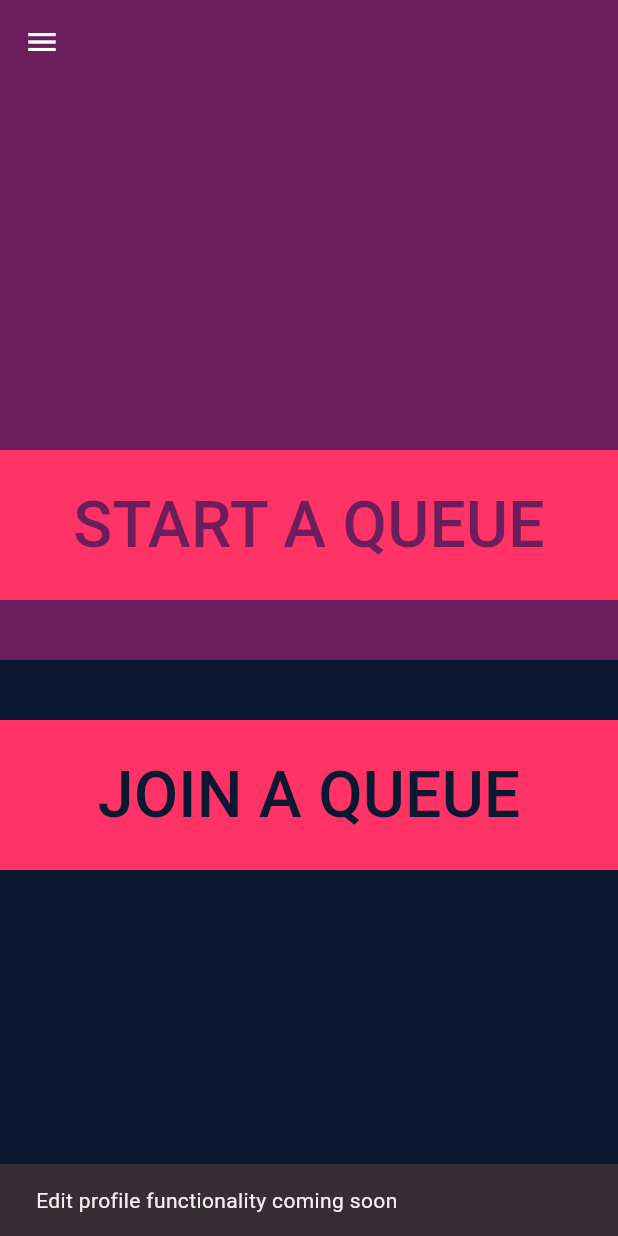
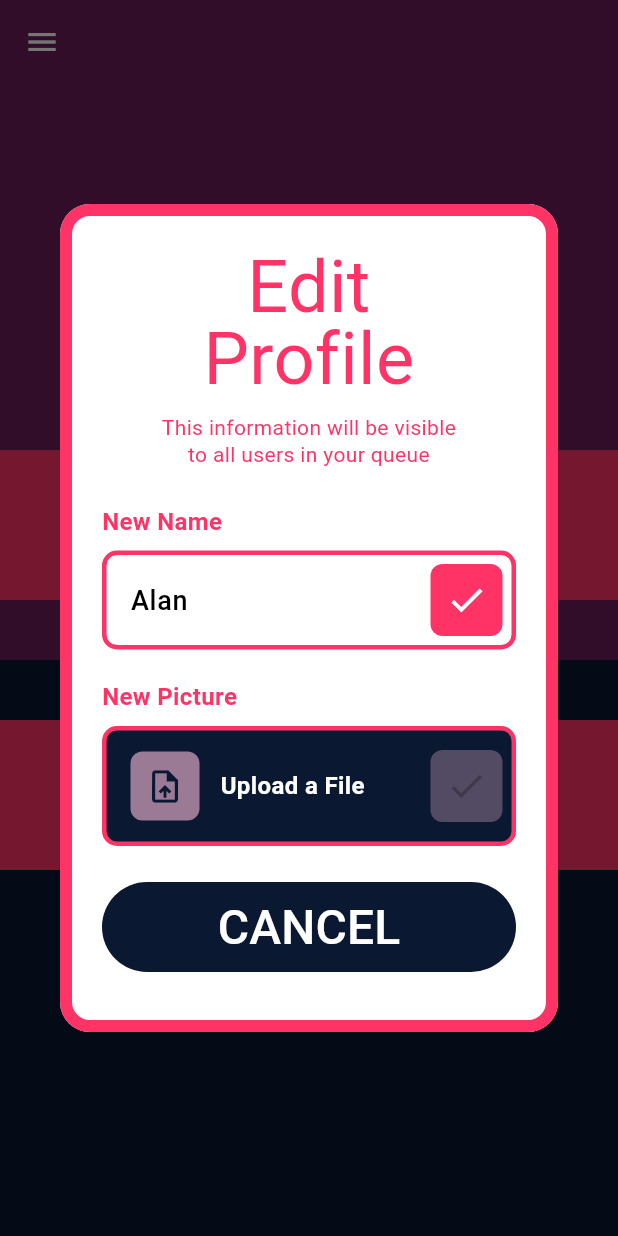
Before and after one commit to SofiaMOsorno/ProyectoFinalMoviles, a Flutter app: the screen it shows after launch, in the side drawer, after a tap on "Editar mis datos", on a phone screen of 412 x 824 dp. Run offline on Flutter 3.47's test engine with Material 3 defaults, Android fonts, the phone set to English and light mode, and no system bars; our stand-ins replace google_fonts; Roboto replaces fonts that are missing (Arial).

Commit message:
Add edit profile modal
Added the modal to edit one's self profile information

```diff
--- a/proyecto_final/lib/shared/widgets/app_drawer.dart
+++ b/proyecto_final/lib/shared/widgets/app_drawer.dart
@@ -2,6 +2,7 @@ import 'package:flutter/material.dart';
 import 'package:google_fonts/google_fonts.dart';
 import 'package:provider/provider.dart';
 import 'package:proyecto_final/core/theme/theme_provider.dart';
+import 'package:proyecto_final/shared/widgets/edit_profile_modal.dart';
 
 class AppDrawer extends StatelessWidget {
   const AppDrawer({super.key});
@@ -57,10 +58,11 @@ class AppDrawer extends StatelessWidget {
           ElevatedButton.icon(
             onPressed: () {
               Navigator.pop(context);
-              ScaffoldMessenger.of(context).showSnackBar(
-                const SnackBar(
-                  content: Text('Edit profile functionality coming soon'),
-                ),
+              showDialog(
+                context: context,
+                builder: (BuildContext context) {
+                  return const EditProfileModal();
+                },
               );
             },
             icon: Icon(
--- /dev/null
+++ b/proyecto_final/lib/shared/widgets/edit_profile_modal.dart
@@ -0,0 +1,273 @@
+import 'package:flutter/material.dart';
+import 'package:google_fonts/google_fonts.dart';
+import 'package:provider/provider.dart';
+import 'package:proyecto_final/core/theme/theme_provider.dart';
+
+class EditProfileModal extends StatefulWidget {
+  const EditProfileModal({super.key});
+
+  @override
+  State<EditProfileModal> createState() => _EditProfileModalState();
+}
+
+class _EditProfileModalState extends State<EditProfileModal> {
+  final TextEditingController _nameController = TextEditingController(text: 'Alan');
+  bool _hasUploadedImage = false;
+
+  @override
+  void dispose() {
+    _nameController.dispose();
+    super.dispose();
+  }
+
+  @override
+  Widget build(BuildContext context) {
+    return Consumer<ThemeProvider>(
+      builder: (context, themeProvider, child) {
+        return Dialog(
+          backgroundColor: themeProvider.textField,
+          shape: RoundedRectangleBorder(
+            borderRadius: BorderRadius.circular(20),
+          ),
+          child: Container(
+            padding: const EdgeInsets.symmetric(vertical: 24, horizontal: 20),
+            decoration: BoxDecoration(
+              borderRadius: BorderRadius.circular(20),
+              border: Border.all(
+                color: themeProvider.secondaryColor,
+                width: 8,
+              ),
+            ),
+            child: SingleChildScrollView(
+              child: Column(
+                mainAxisSize: MainAxisSize.min,
+                children: [
+                  Text(
+                    'Edit\nProfile',
+                    textAlign: TextAlign.center,
+                    style: GoogleFonts.ericaOne(
+                      color: themeProvider.secondaryColor,
+                      fontSize: 48,
+                      height: 1.0,
+                    ),
+                  ),
+                  const SizedBox(height: 12),
+                  Text(
+                    'This information will be visible\nto all users in your queue',
+                    textAlign: TextAlign.center,
+                    style: GoogleFonts.lexendDeca(
+                      color: themeProvider.secondaryColor,
+                      fontSize: 14,
+                      height: 1.3,
+                    ),
+                  ),
+                  const SizedBox(height: 24),
+                  _buildNameField(themeProvider),
+                  const SizedBox(height: 20),
+                  _buildPictureUpload(themeProvider),
+                  const SizedBox(height: 24),
+                  _buildCancelButton(context, themeProvider),
+                  const SizedBox(height: 8),
+                ],
+              ),
+            ),
+          ),
+        );
+      },
+    );
+  }
+
+  Widget _buildNameField(ThemeProvider themeProvider) {
+    return Column(
+      crossAxisAlignment: CrossAxisAlignment.start,
+      children: [
+        Text(
+          'New Name',
+          style: GoogleFonts.lexendDeca(
+            color: themeProvider.secondaryColor,
+            fontSize: 16,
+            fontWeight: FontWeight.w600,
+          ),
+        ),
+        const SizedBox(height: 8),
+        Container(
+          decoration: BoxDecoration(
+            color: themeProvider.textPrimary,
+            borderRadius: BorderRadius.circular(10),
+            border: Border.all(
+              color: themeProvider.secondaryColor,
+              width: 3,
+            ),
+          ),
+          child: Row(
+            children: [
+              Expanded(
+                child: TextField(
+                  controller: _nameController,
+                  style: GoogleFonts.lexendDeca(
+                    color: Colors.black,
+                    fontSize: 18,
+                    fontWeight: FontWeight.w500,
+                  ),
+                  decoration: const InputDecoration(
+                    contentPadding: EdgeInsets.symmetric(
+                      horizontal: 16,
+                      vertical: 14,
+                    ),
+                    border: InputBorder.none,
+                  ),
+                ),
+              ),
+              Container(
+                margin: const EdgeInsets.all(6),
+                decoration: BoxDecoration(
+                  color: themeProvider.secondaryColor,
+                  borderRadius: BorderRadius.circular(8),
+                ),
+                child: IconButton(
+                  icon: const Icon(Icons.check),
+                  color: themeProvider.textPrimary,
+                  iconSize: 28,
+                  onPressed: () {
+                    ScaffoldMessenger.of(context).showSnackBar(
+                      const SnackBar(
+                        content: Text('Name update functionality coming soon'),
+                      ),
+                    );
+                  },
+                  padding: const EdgeInsets.all(8),
+                ),
+              ),
+            ],
+          ),
+        ),
+      ],
+    );
+  }
+
+  Widget _buildPictureUpload(ThemeProvider themeProvider) {
+    return Column(
+      crossAxisAlignment: CrossAxisAlignment.start,
+      children: [
+        Text(
+          'New Picture',
+          style: GoogleFonts.lexendDeca(
+            color: themeProvider.secondaryColor,
+            fontSize: 16,
+            fontWeight: FontWeight.w600,
+          ),
+        ),
+        const SizedBox(height: 8),
+        Container(
+          decoration: BoxDecoration(
+            color: themeProvider.backgroundColor,
+            borderRadius: BorderRadius.circular(10),
+            border: Border.all(
+              color: themeProvider.secondaryColor,
+              width: 3,
+            ),
+          ),
+          child: Row(
+            children: [
+              Expanded(
+                child: InkWell(
+                  onTap: () {
+                    setState(() {
+                      _hasUploadedImage = true;
+                    });
+                    ScaffoldMessenger.of(context).showSnackBar(
+                      const SnackBar(
+                        content: Text('File picker functionality coming soon'),
+                      ),
+                    );
+                  },
+                  child: Padding(
+                    padding: const EdgeInsets.symmetric(
+                      horizontal: 16,
+                      vertical: 14,
+                    ),
+                    child: Row(
+                      children: [
+                        Container(
+                          padding: const EdgeInsets.all(10),
+                          decoration: BoxDecoration(
+                            color: themeProvider.lightAccent,
+                            borderRadius: BorderRadius.circular(8),
+                          ),
+                          child: Icon(
+                            Icons.upload_file,
+                            color: themeProvider.backgroundColor,
+                            size: 26,
+                          ),
+                        ),
+                        const SizedBox(width: 14),
+                        Text(
+                          'Upload a File',
+                          style: GoogleFonts.lexendDeca(
+                            color: themeProvider.textPrimary,
+                            fontSize: 16,
+                            fontWeight: FontWeight.w600,
+                          ),
+                        ),
+                      ],
+                    ),
+                  ),
+                ),
+              ),
+              Container(
+                margin: const EdgeInsets.all(6),
+                decoration: BoxDecoration(
+                  color: _hasUploadedImage
+                      ? themeProvider.secondaryColor
+                      : themeProvider.lightAccent.withOpacity(0.5),
+                  borderRadius: BorderRadius.circular(8),
+                ),
+                child: IconButton(
+                  icon: const Icon(Icons.check),
+                  color: themeProvider.textPrimary,
+                  iconSize: 28,
+                  onPressed: _hasUploadedImage
+                      ? () {
+                          ScaffoldMessenger.of(context).showSnackBar(
+                            const SnackBar(
+                              content: Text('Picture update functionality coming soon'),
+                            ),
+                          );
+                        }
+                      : null,
+                  padding: const EdgeInsets.all(8),
+                ),
+              ),
+            ],
+          ),
+        ),
+      ],
+    );
+  }
+
+  Widget _buildCancelButton(BuildContext context, ThemeProvider themeProvider) {
+    return SizedBox(
+      width: double.infinity,
+      height: 60,
+      child: ElevatedButton(
+        style: ElevatedButton.styleFrom(
+          backgroundColor: themeProvider.backgroundColor,
+          shape: RoundedRectangleBorder(
+            borderRadius: BorderRadius.circular(30),
+          ),
+          elevation: 0,
+        ),
+        onPressed: () {
+          Navigator.pop(context);
+        },
+        child: Text(
+          'CANCEL',
+          style: GoogleFonts.ericaOne(
+            color: themeProvider.textPrimary,
+            fontSize: 32,
+          ),
+        ),
+      ),
+    );
+  }
+}
```
